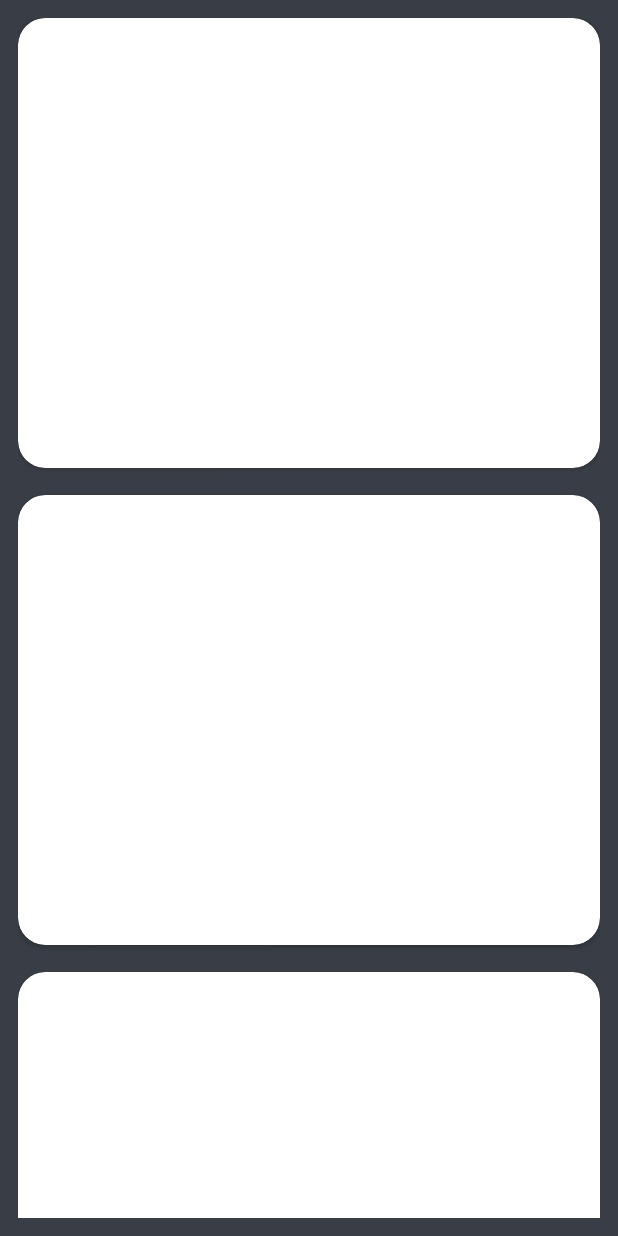
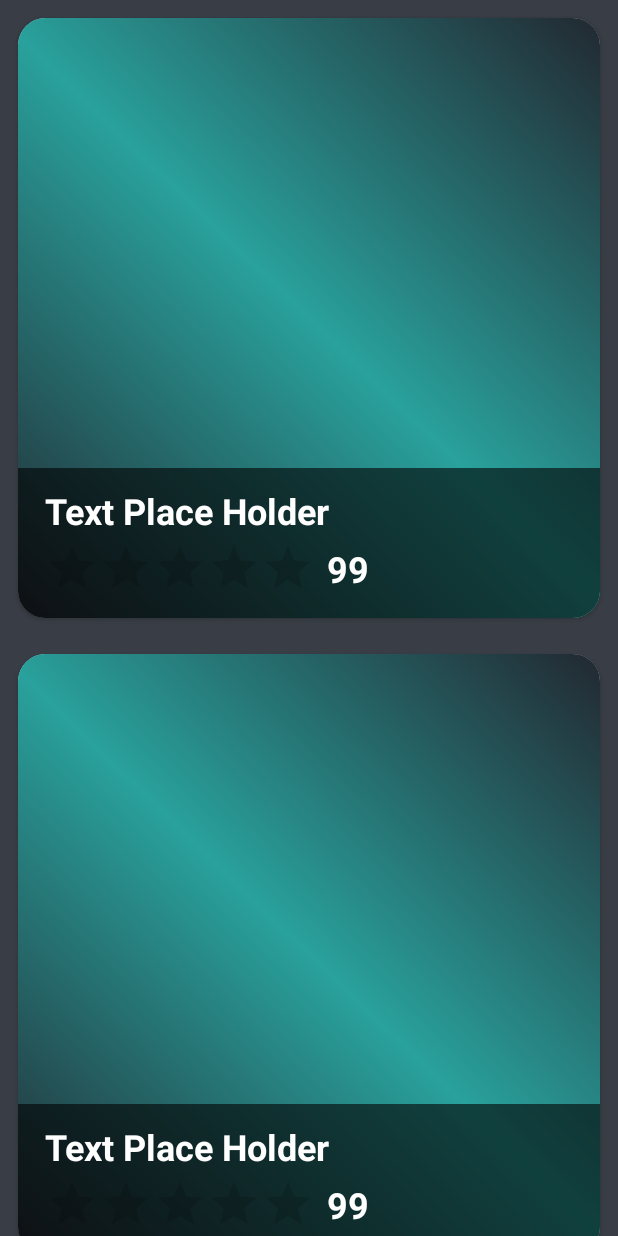
Before and after one commit to Aditprayogo/Gamezin, an Android app: the layout fragment_game.xml on its own in the app's theme, with its tools: preview values and no code run, on a phone screen of 412 x 824 dp. Run offline under Robolectric (Android 15) with nearby library versions, the phone set to English and light mode, and no system bars.

Commit message:
adding shimmer effect

```diff
--- a/app/src/main/java/com/aditprayogo/gamezin/game/GameViewModel.kt
+++ b/app/src/main/java/com/aditprayogo/gamezin/game/GameViewModel.kt
@@ -32,7 +32,7 @@ class GameViewModel @Inject constructor(
     val error: LiveData<String> get() = _error
 
     private val _networkError = MutableLiveData<Boolean>()
-    val networkError: LiveData<Boolean> = _networkError
+    val networkError: LiveData<Boolean> get()  = _networkError
 
     private val _resultGameApi = MutableLiveData<List<GameDataEntity>>()
     val resultGameApi: LiveData<List<GameDataEntity>> get() = _resultGameApi
--- /dev/null
+++ b/app/src/main/res/drawable/card_foreground.xml
@@ -0,0 +1,9 @@
+<?xml version="1.0" encoding="utf-8"?>
+<shape xmlns:android="http://schemas.android.com/apk/res/android">
+
+    <gradient
+        android:angle="45"
+        android:centerColor="@color/colorGreen"
+        android:endColor="@color/dark"
+        android:startColor="@color/dark" />
+</shape>
--- a/app/src/main/res/layout/fragment_game.xml
+++ b/app/src/main/res/layout/fragment_game.xml
@@ -1,23 +1,35 @@
 <?xml version="1.0" encoding="utf-8"?>
+<androidx.swiperefreshlayout.widget.SwipeRefreshLayout
+    android:id="@+id/swipeView"
+    android:layout_width="match_parent"
+    android:layout_height="match_parent"
+    xmlns:android="http://schemas.android.com/apk/res/android">
+
     <androidx.constraintlayout.widget.ConstraintLayout xmlns:android="http://schemas.android.com/apk/res/android"
         xmlns:app="http://schemas.android.com/apk/res-auto"
         xmlns:tools="http://schemas.android.com/tools"
         android:layout_width="match_parent"
+        android:layout_height="match_parent"
         android:background="@color/black"
-    android:layout_height="match_parent"
         tools:context=".game.GameFragment">
 
         <androidx.recyclerview.widget.RecyclerView
-        android:layout_margin="@dimen/dimens12"
             android:id="@+id/rvGame"
-        tools:listitem="@layout/item_row_game"
             android:layout_width="match_parent"
             android:layout_height="match_parent"
             app:layout_constraintBottom_toBottomOf="parent"
             app:layout_constraintEnd_toEndOf="parent"
             app:layout_constraintStart_toStartOf="parent"
-        app:layout_constraintTop_toTopOf="parent" />
+            app:layout_constraintTop_toTopOf="parent"
+            tools:listitem="@layout/item_row_game" />
 
-
+        <include
+            android:id="@+id/baseLoading"
+            layout="@layout/base_item_shimmer"
+            android:layout_width="match_parent"
+            android:layout_height="match_parent"
+            android:visibility="gone" />
 
     </androidx.constraintlayout.widget.ConstraintLayout>
+
+</androidx.swiperefreshlayout.widget.SwipeRefreshLayout>
--- a/app/src/main/res/layout/item_row_game.xml
+++ b/app/src/main/res/layout/item_row_game.xml
@@ -1,12 +1,18 @@
 <?xml version="1.0" encoding="utf-8"?>
-<androidx.cardview.widget.CardView
-    xmlns:android="http://schemas.android.com/apk/res/android"
+<androidx.cardview.widget.CardView xmlns:android="http://schemas.android.com/apk/res/android"
     xmlns:app="http://schemas.android.com/apk/res-auto"
     android:layout_width="match_parent"
-    android:layout_height="300dp"
+    android:layout_height="400dp"
+    xmlns:tools="http://schemas.android.com/tools"
     app:cardCornerRadius="@dimen/dimens18"
     android:elevation="@dimen/dimens8"
-    android:layout_marginBottom="@dimen/dimens18">
+    android:layout_marginStart="@dimen/dimens12"
+    android:layout_marginEnd="@dimen/dimens12"
+    android:layout_marginTop="@dimen/dimens12"
+    android:layout_marginBottom="@dimen/dimens12"
+    android:clickable="true"
+    android:foreground="?android:attr/selectableItemBackground"
+    android:focusable="true">
 
     <androidx.constraintlayout.widget.ConstraintLayout
         android:layout_width="match_parent"
@@ -16,6 +22,7 @@
             android:id="@+id/imgGame"
             android:layout_width="match_parent"
             android:scaleType="centerCrop"
+            android:background="@drawable/card_foreground"
             android:contentDescription="@string/imggame"
             android:layout_height="match_parent"
             app:layout_constraintBottom_toBottomOf="parent"
@@ -23,6 +30,62 @@
             app:layout_constraintStart_toStartOf="parent"
             app:layout_constraintTop_toTopOf="parent" />
 
+        <View
+            android:id="@+id/viewBlur"
+            android:layout_width="0dp"
+            android:layout_height="0dp"
+            android:background="#99000000"
+            android:layout_marginTop="300dp"
+            app:layout_constraintBottom_toBottomOf="parent"
+            app:layout_constraintEnd_toEndOf="parent"
+            app:layout_constraintStart_toStartOf="parent"
+            app:layout_constraintTop_toTopOf="@+id/imgGame" />
+
+        <TextView
+            android:id="@+id/txtName"
+            android:layout_width="0dp"
+            android:ellipsize="end"
+            android:layout_height="wrap_content"
+            tools:text="@string/place_holder_text"
+            android:textColor="@color/white"
+            android:textSize="24sp"
+            android:maxLines="1"
+            android:textStyle="bold"
+            android:layout_marginTop="@dimen/dimens12"
+            android:layout_marginStart="@dimen/dimens18"
+            android:layout_marginEnd="@dimen/dimens18"
+            app:layout_constraintEnd_toEndOf="@id/viewBlur"
+            app:layout_constraintTop_toTopOf="@id/viewBlur"
+            app:layout_constraintStart_toStartOf="@id/viewBlur"/>
+
+        <RatingBar
+            android:id="@+id/rattingBar"
+            android:layout_width="wrap_content"
+            android:layout_height="wrap_content"
+            android:progressTint="@color/colorGreen"
+            style="?android:attr/ratingBarStyleIndicator"
+            android:layout_marginTop="4dp"
+            android:layout_marginEnd="@dimen/dimens8"
+            android:numStars="5"
+            android:isIndicator="true"
+            app:layout_constraintStart_toStartOf="@id/txtName"
+            app:layout_constraintTop_toBottomOf="@id/txtName"
+            />
+
+        <TextView
+            android:id="@+id/txtRatting"
+            android:layout_width="wrap_content"
+            android:layout_height="wrap_content"
+            tools:text="99"
+            android:textColor="@color/white"
+            android:textSize="24sp"
+            android:textStyle="bold"
+            android:layout_marginStart="@dimen/dimens8"
+            app:layout_constraintStart_toEndOf="@id/rattingBar"
+            app:layout_constraintTop_toTopOf="@+id/rattingBar"
+            app:layout_constraintBottom_toBottomOf="@id/rattingBar"
+            />
+
     </androidx.constraintlayout.widget.ConstraintLayout>
 
 </androidx.cardview.widget.CardView>
--- a/app/src/main/res/values/colors.xml
+++ b/app/src/main/res/values/colors.xml
@@ -12,6 +12,7 @@
     <color name="black">#393e46</color>
     <color name="dark">#222831</color>
     <color name="colorGreen">#29a19c</color>
+    <color name="colorShimmer">#DDDDDD</color>
 
 
 </resources>
--- a/app/src/main/res/values/strings.xml
+++ b/app/src/main/res/values/strings.xml
@@ -6,4 +6,5 @@
     <string name="search">Search</string>
     <string name="favorite">Favorite</string>
     <string name="imggame">imgGame</string>
+    <string name="place_holder_text">Text Place Holder</string>
 </resources>
```
Also changed, not shown: app/src/main/java/com/aditprayogo/gamezin/game/GameFragment.kt (+18 -4 lines), app/src/main/java/com/aditprayogo/gamezin/game/GameViewHolder.kt (+6 -1 lines), app/src/main/res/layout/base_item_shimmer.xml (added, +16 -0 lines), app/src/main/res/layout/item_row_game_shimmer.xml (added, +55 -0 lines). Lines whose indentation alone changed are shown as unchanged.
